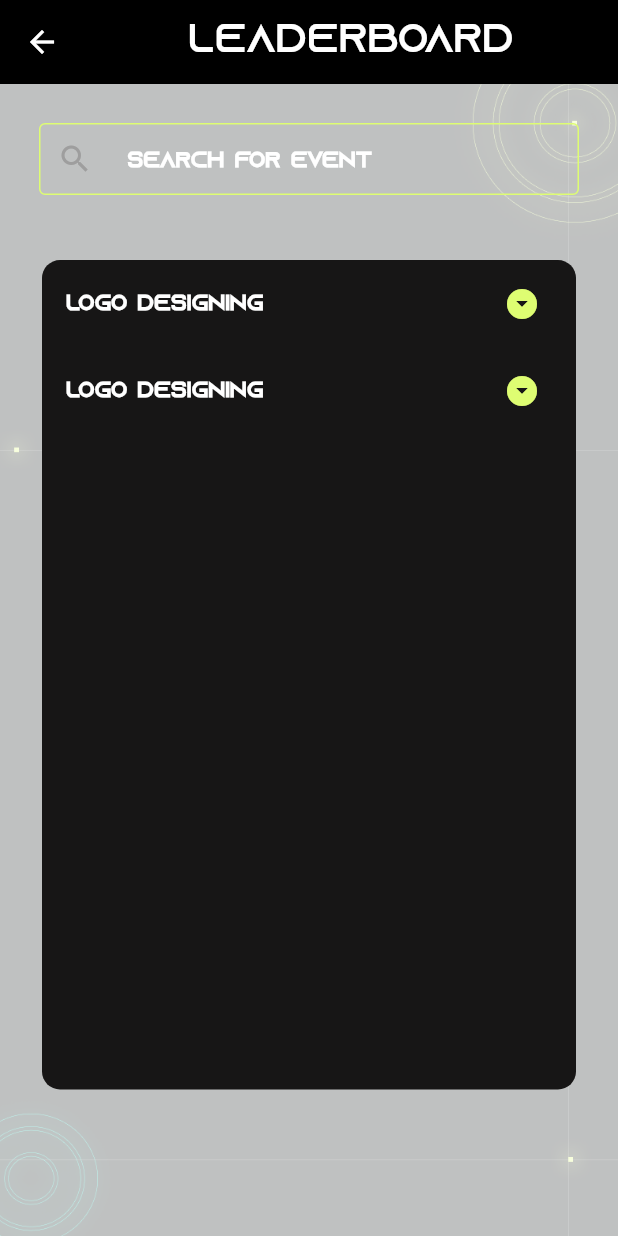
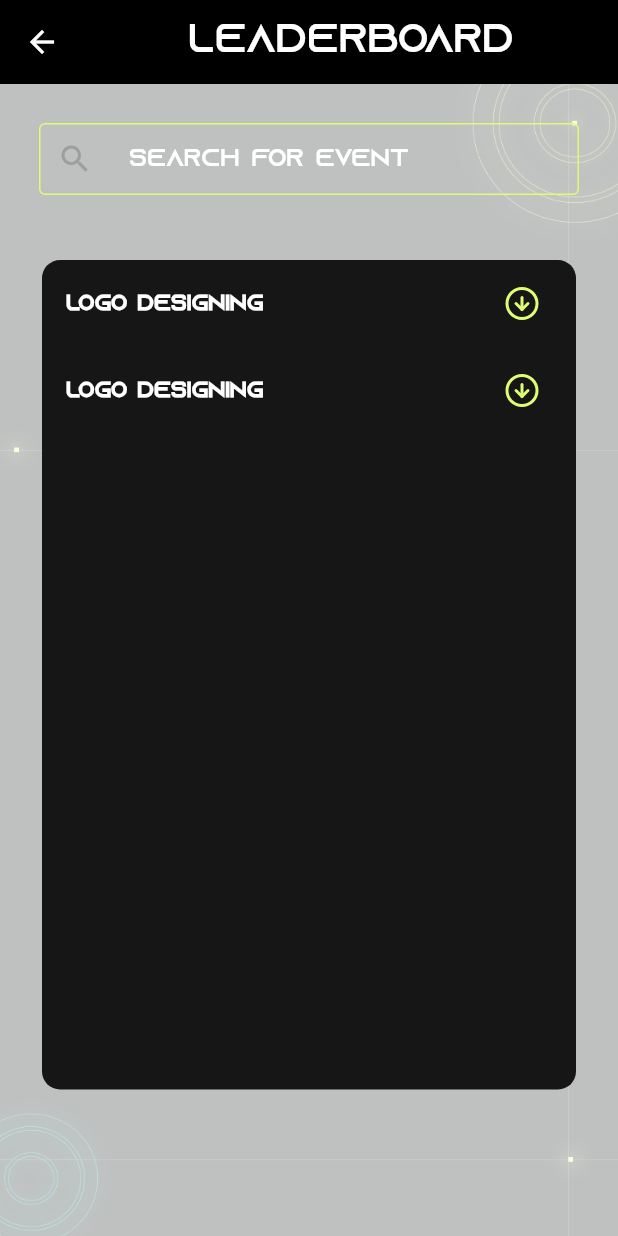
Before and after one commit to angathjr/Hestia-23, a Flutter app: the LeaderBoard screen opened directly, on a phone screen of 412 x 824 dp. Run offline on Flutter 3.47's test engine with Material 2 defaults, Android fonts, the phone set to English and light mode, and no system bars; our stand-ins replace cached_network_image, carousel_slider, circular_profile_avatar, cloud_firestore, feather_icons, firebase_core and 12 more; missing offline and left inert: flutter_polygon; accounts and stored records are empty; network calls fail.

Commit message:
minor changes

```diff
--- a/lib/home/views/leaderboard_card.dart
+++ b/lib/home/views/leaderboard_card.dart
@@ -1,7 +1,7 @@
 import 'package:circular_profile_avatar/circular_profile_avatar.dart';
+import 'package:feather_icons/feather_icons.dart';
 import 'package:flutter/material.dart';
 import 'package:flutter_polygon/flutter_polygon.dart';
-import 'package:flutter_staggered_animations/flutter_staggered_animations.dart';
 import 'package:get/get.dart';
 import 'package:hestia_23/theme/model/themes.dart';
 import '../../core/constants..dart';
@@ -28,7 +28,7 @@ class LeaderBoard extends StatelessWidget {
                 border: OutlineInputBorder(
                   borderRadius: BorderRadius.circular(10.0),
                 ),
-                hintStyle: FutTheme.categoryFont,
+                hintStyle: context.theme.textTheme.titleMedium,
                 hintText: " Search for event",
               ),
             ),
@@ -49,9 +49,9 @@ class LeaderBoard extends StatelessWidget {
                 itemCount: 2,
                 itemBuilder: (BuildContext context, int index) {
                   return ExpansionTile(
-                    trailing: const Icon(
-                      Icons.arrow_drop_down_circle,
-                      color: Color.fromRGBO(222, 253, 114, 1),
+                    trailing: Icon(
+                      FeatherIcons.arrowDownCircle,
+                      color: context.theme.primaryColor,
                     ),
                     title: Text(
                       "Logo Designing",
@@ -126,7 +126,7 @@ class LeaderBoard extends StatelessWidget {
               elevation: 0,
             ),
             //body: futureLeaderboard(height, context),
-          body:futureLeaderboard(height, context)
+            body: futureLeaderboard(height, context)
 
             //  AnimationConfiguration.synchronized(
             //   child: FadeInAnimation(
```
Lines whose indentation alone changed are shown as unchanged.
